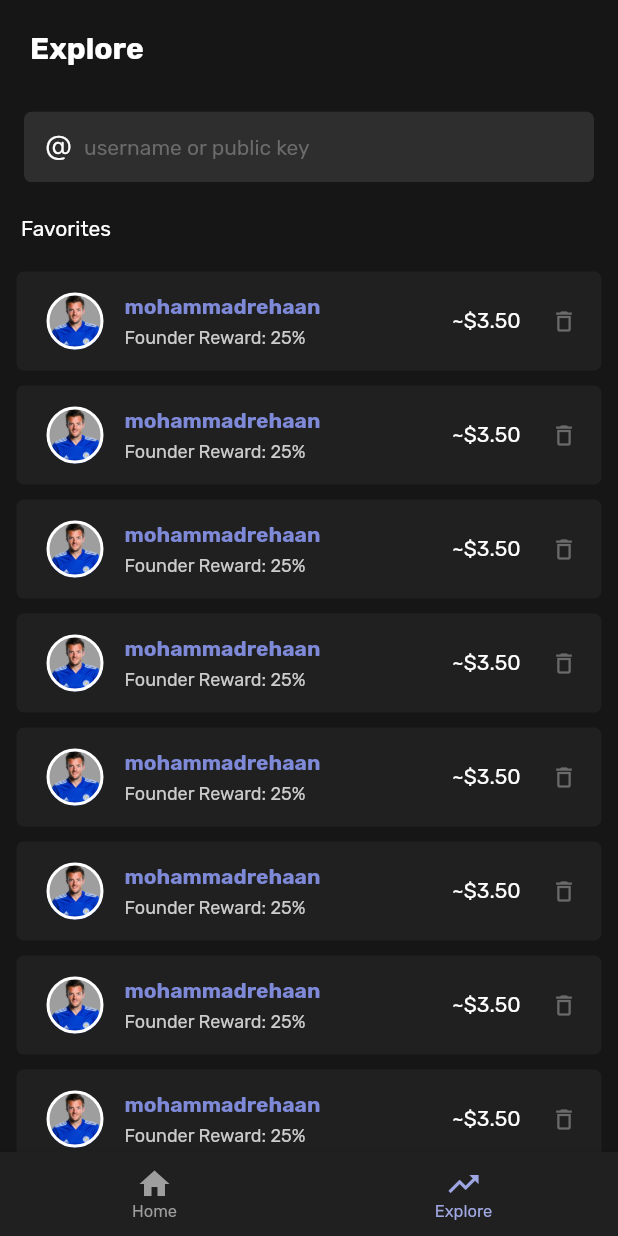
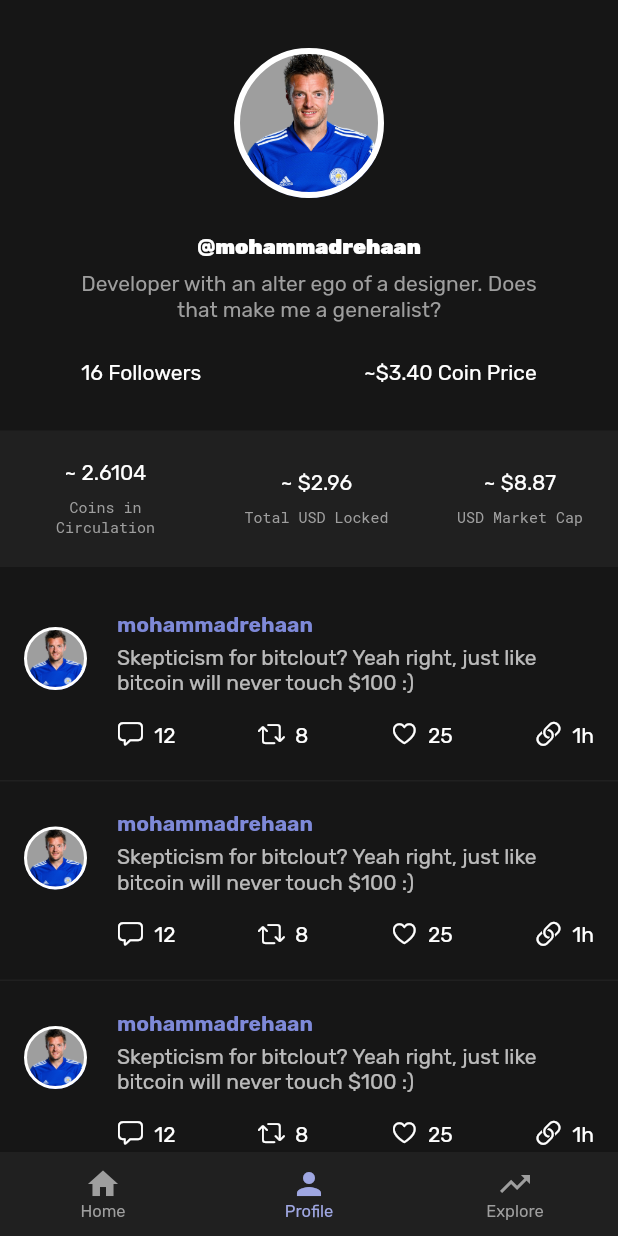
Before and after one commit to reyhaan/cloutbook, a Flutter app: the screen it shows after launch, item 2 of the bottom bar chosen, on a phone screen of 412 x 824 dp. Run offline on Flutter 3.47's test engine with Material 2 defaults, Android fonts, the phone set to English and light mode, and no system bars; our stand-ins replace google_fonts.

Commit message:
more changes

```diff
--- a/lib/screens/ExploreScreen.dart
+++ b/lib/screens/ExploreScreen.dart
@@ -5,7 +5,7 @@ import 'package:flutter/cupertino.dart';
 import 'package:flutter/material.dart';
 
 class ExploreScreen extends StatefulWidget {
-  ExploreScreen({Key key}) : super(key: key);
+  ExploreScreen({Key? key}) : super(key: key);
 
   @override
   _ExploreScreenState createState() => _ExploreScreenState();
@@ -56,7 +56,7 @@ SliverAppBar createSilverAppBar1() {
               'Explore',
               style: Theme.of(context)
                   .textTheme
-                  .headline6
+                  .headline6!
                   .copyWith(color: Colors.white, fontWeight: FontWeight.bold),
             ),
           ),
--- a/lib/screens/HomeScreen.dart
+++ b/lib/screens/HomeScreen.dart
@@ -1,11 +1,8 @@
-import 'package:cloutbook/screens/screens.dart';
 import 'package:cloutbook/widgets/Posts.dart';
-import 'package:cloutbook/widgets/ProfileHeader.dart';
-import 'package:cloutbook/widgets/ProfileMetadata.dart';
 import 'package:flutter/material.dart';
 
 class HomeScreen extends StatefulWidget {
-  HomeScreen({Key key}) : super(key: key);
+  HomeScreen({Key? key}) : super(key: key);
 
   @override
   _HomeScreenState createState() => _HomeScreenState();
@@ -17,8 +14,6 @@ class _HomeScreenState extends State<HomeScreen> {
     return Scaffold(
       body: ListView(
         children: [
-          ProfileHeader(),
-          ProfileMetadata(),
           Posts(),
         ],
       ),
--- a/lib/screens/NavScreen.dart
+++ b/lib/screens/NavScreen.dart
@@ -3,14 +3,18 @@ import 'package:cloutbook/screens/screens.dart';
 import 'package:flutter/material.dart';
 
 class NavScreen extends StatefulWidget {
-  NavScreen({Key key}) : super(key: key);
+  NavScreen({Key? key}) : super(key: key);
 
   @override
   _NavScreenState createState() => _NavScreenState();
 }
 
 class _NavScreenState extends State<NavScreen> {
-  final List<Widget> _screens = [HomeScreen(), ExploreScreen()];
+  final List<Widget> _screens = [
+    HomeScreen(),
+    ProfileScreen(),
+    ExploreScreen()
+  ];
   int _currentIndex = 0;
 
   @override
@@ -35,6 +39,10 @@ class _NavScreenState extends State<NavScreen> {
                 label: 'Home',
               ),
               BottomNavigationBarItem(
+                icon: new Icon(Icons.person),
+                label: 'Profile',
+              ),
+              BottomNavigationBarItem(
                 icon: new Icon(Icons.trending_up),
                 label: 'Explore',
               ),
--- /dev/null
+++ b/lib/screens/ProfileScreen.dart
@@ -0,0 +1,26 @@
+import 'package:cloutbook/widgets/Posts.dart';
+import 'package:cloutbook/widgets/ProfileHeader.dart';
+import 'package:cloutbook/widgets/ProfileMetadata.dart';
+import 'package:flutter/material.dart';
+
+class ProfileScreen extends StatefulWidget {
+  ProfileScreen({Key? key}) : super(key: key);
+
+  @override
+  _ProfileScreenState createState() => _ProfileScreenState();
+}
+
+class _ProfileScreenState extends State<ProfileScreen> {
+  @override
+  Widget build(BuildContext context) {
+    return Scaffold(
+      body: ListView(
+        children: [
+          ProfileHeader(),
+          ProfileMetadata(),
+          Posts(),
+        ],
+      ),
+    );
+  }
+}
--- a/lib/screens/screens.dart
+++ b/lib/screens/screens.dart
@@ -2,3 +2,4 @@ export 'HomeScreen.dart';
 export 'NavScreen.dart';
 export 'ExploreScreen.dart';
 export 'LoginScreen.dart';
+export 'ProfileScreen.dart';
--- a/lib/widgets/FavoriteList.dart
+++ b/lib/widgets/FavoriteList.dart
@@ -4,7 +4,7 @@ import 'package:flutter/cupertino.dart';
 import 'package:flutter/material.dart';
 
 class FavoriteList extends StatefulWidget {
-  FavoriteList({Key key}) : super(key: key);
+  FavoriteList({Key? key}) : super(key: key);
 
   @override
   _FavoriteListState createState() => _FavoriteListState();
@@ -21,8 +21,8 @@ class _FavoriteListState extends State<FavoriteList> {
           return Row(
             children: [
               Padding(
-                padding: const EdgeInsets.fromLTRB(14, 14, 10, 10),
-                child: Text('Favorites'),
+                padding: const EdgeInsets.fromLTRB(18, 14, 10, 0),
+                child: Text('Watchlist'),
               ),
             ],
           );
@@ -34,16 +34,16 @@ class _FavoriteListState extends State<FavoriteList> {
 }
 
 class ListItem extends StatelessWidget {
-  const ListItem({Key key}) : super(key: key);
+  const ListItem({Key? key}) : super(key: key);
 
   @override
   Widget build(BuildContext context) {
     return Container(
       margin: EdgeInsets.fromLTRB(11, 10, 11, 0),
-      padding: EdgeInsets.fromLTRB(20, 14, 16, 14),
+      padding: EdgeInsets.fromLTRB(10, 14, 8, 14),
       decoration: BoxDecoration(
         borderRadius: BorderRadius.circular(5),
-        color: Palette.foreground,
+        color: Palette.background,
       ),
       child: Row(
         crossAxisAlignment: CrossAxisAlignment.center,
@@ -56,7 +56,7 @@ class ListItem extends StatelessWidget {
                   Container(
                     height: 38,
                     width: 38,
-                    margin: EdgeInsets.only(right: 14),
+                    margin: EdgeInsets.only(right: 18),
                     decoration: BoxDecoration(
                       color: Colors.grey,
                       image: DecorationImage(
@@ -74,16 +74,15 @@ class ListItem extends StatelessWidget {
                         child: Text(
                           'mohammadrehaan',
                           style: TextStyle(
-                              color: Palette.primary4,
-                              fontWeight: FontWeight.bold),
+                              color: Colors.white,
+                              fontWeight: FontWeight.normal),
                         ),
                       ),
                       SizedBox(height: 5.0),
                       Text(
                         'Founder Reward: 25%',
                         textAlign: TextAlign.left,
-                        style: TextStyle(
-                            color: Palette.textSecondary, fontSize: 12.0),
+                        style: TextStyle(color: Colors.grey, fontSize: 12.0),
                       ),
                     ],
                   ),
--- a/lib/widgets/Posts.dart
+++ b/lib/widgets/Posts.dart
@@ -4,7 +4,7 @@ import 'package:flutter/cupertino.dart';
 import 'package:flutter/material.dart';
 
 class Posts extends StatefulWidget {
-  Posts({Key key}) : super(key: key);
+  Posts({Key? key}) : super(key: key);
 
   @override
   _PostsState createState() => _PostsState();
@@ -31,7 +31,7 @@ class _PostsState extends State<Posts> {
 }
 
 class PostItem extends StatelessWidget {
-  const PostItem({Key key}) : super(key: key);
+  const PostItem({Key? key}) : super(key: key);
 
   @override
   Widget build(BuildContext context) {
--- a/lib/widgets/ProfileHeader.dart
+++ b/lib/widgets/ProfileHeader.dart
@@ -2,7 +2,7 @@ import 'package:cloutbook/assets.dart';
 import 'package:flutter/material.dart';
 
 class ProfileHeader extends StatefulWidget {
-  ProfileHeader({Key key}) : super(key: key);
+  ProfileHeader({Key? key}) : super(key: key);
 
   @override
   _ProfileHeaderState createState() => _ProfileHeaderState();
@@ -17,12 +17,7 @@ class _ProfileHeaderState extends State<ProfileHeader> {
           Container(
             height: 100,
             width: 100,
-            margin: EdgeInsets.fromLTRB(
-              8.0,
-              32.0,
-              8.0,
-              20.0,
-            ),
+            margin: EdgeInsets.fromLTRB(8.0, 32.0, 8.0, 20.0),
             decoration: BoxDecoration(
               color: Colors.grey,
               image: DecorationImage(
--- a/lib/widgets/ProfileMetadata.dart
+++ b/lib/widgets/ProfileMetadata.dart
@@ -3,7 +3,7 @@ import 'package:flutter/material.dart';
 import 'package:google_fonts/google_fonts.dart';
 
 class ProfileMetadata extends StatefulWidget {
-  ProfileMetadata({Key key}) : super(key: key);
+  ProfileMetadata({Key? key}) : super(key: key);
 
   @override
   _ProfileMetadataState createState() => _ProfileMetadataState();
--- a/lib/widgets/SearchBar.dart
+++ b/lib/widgets/SearchBar.dart
@@ -3,7 +3,7 @@ import 'package:flutter/cupertino.dart';
 import 'package:flutter/material.dart';
 
 class SearchBar extends StatefulWidget {
-  SearchBar({Key key}) : super(key: key);
+  SearchBar({Key? key}) : super(key: key);
 
   @override
   _SearchBarState createState() => _SearchBarState();
@@ -22,14 +22,14 @@ class _SearchBarState extends State<SearchBar> {
       child: Row(
         children: [
           Icon(
-            CupertinoIcons.at,
+            CupertinoIcons.search,
             size: 18.0,
           ),
-          SizedBox(width: 8.0),
+          SizedBox(width: 16.0),
           Expanded(
             child: TextField(
               decoration: InputDecoration.collapsed(
-                  hintText: 'username or public key',
+                  hintText: 'Seach',
                   hintStyle:
                       TextStyle(color: Palette.hintColor, fontSize: 14.0)),
             ),
--- a/pubspec.yaml
+++ b/pubspec.yaml
@@ -4,7 +4,7 @@ publish_to: "none" # Remove this line if you wish to publish to pub.dev
 version: 1.0.0+1
 
 environment:
-  sdk: ">=2.7.0 <3.0.0"
+  sdk: ">=2.12.0 <3.0.0"
 
 dependencies:
   flutter:
@@ -12,6 +12,7 @@ dependencies:
 
   cupertino_icons: ^1.0.2
   google_fonts: ^2.0.0
+  flutter_slidable: ^0.6.0
 
 dev_dependencies:
   flutter_test:
```
Also changed, not shown: lib/screens/LoginScreen.dart (+3 -24 lines), pubspec.lock.
